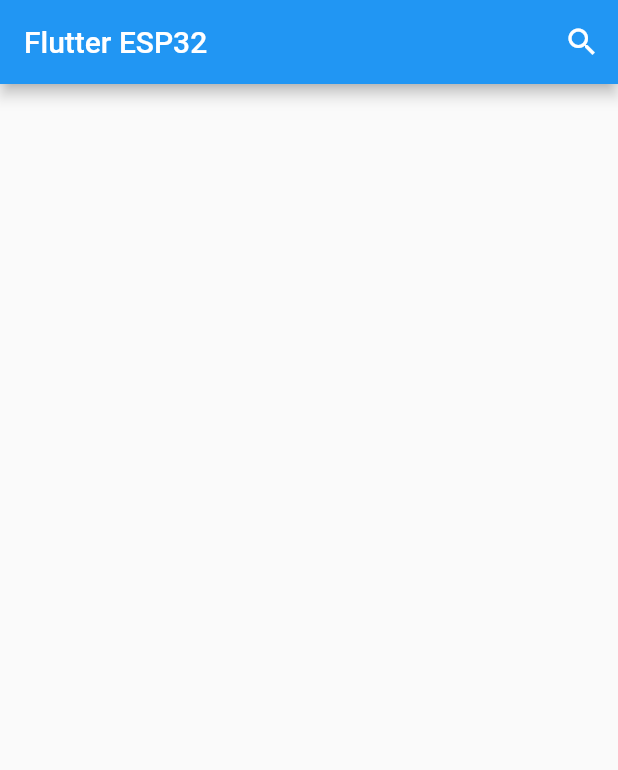
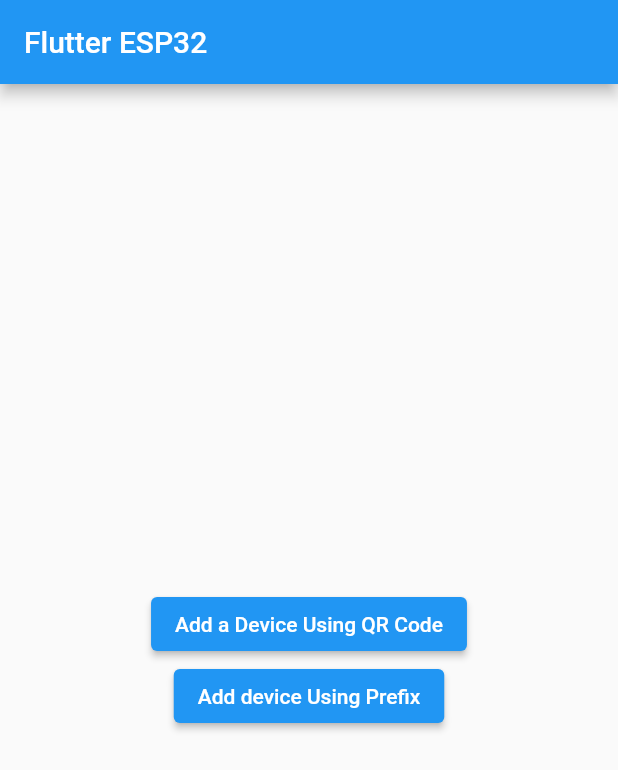
Before and after one commit to mornville/flutter-ble, a Flutter app: the screen it shows after launch, on a phone screen of 412 x 824 dp. Shown: the top 770 px of the screen. Run offline on Flutter 3.47's test engine with Material 2 defaults, Android fonts, the phone set to English and light mode, and no system bars; our stand-ins replace flutter_blue.

Commit message:
Now searches for devices using Prefix String provided by user

```diff
--- a/flutter_app/lib/main.dart
+++ b/flutter_app/lib/main.dart
@@ -7,7 +7,7 @@
 class MyApp extends StatelessWidget {
   @override
   Widget build(BuildContext context) => MaterialApp(
-    debugShowCheckedModeBanner: false,
+        debugShowCheckedModeBanner: false,
         title: 'Flutter ESP32',
         theme: ThemeData(
           primarySwatch: Colors.blue,
@@ -28,6 +28,7 @@
 }
 
 class _MyHomePageState extends State<MyHomePage> {
+  TextEditingController _prefixController = TextEditingController();
   bool searching = false;
   List<BluetoothService> _services;
   BluetoothState state;
@@ -42,15 +43,16 @@
 
   @override
   void initState() {
-    FlutterBlue.instance.state.listen((state){
-      if(state == BluetoothState.off){
+    FlutterBlue.instance.state.listen((state) {
+      if (state == BluetoothState.off) {
         setState(() {
           text = 'Turn on Bluetooth';
         });
-      }else{
+      } else {
         setState(() {
           text = '';
-        });      }
+        });
+      }
     });
     super.initState();
   }
@@ -62,38 +64,53 @@
     });
   }
 
-  void scan() {
+  void scan(String prefix) {
     setState(() {
       searching = true;
-      print('setting true');
     });
+
+    // Searches in already connected Devices
     widget.flutterBlue.connectedDevices
         .asStream()
         .listen((List<BluetoothDevice> devices) {
       for (BluetoothDevice device in devices) {
-        _addDeviceTolist(device);
+        if (device.name
+            .toString()
+            .toLowerCase()
+            .contains(prefix.toLowerCase())) {
+          _addDeviceTolist(device);
+        }
       }
     });
+
+    // Searches for other devices
     widget.flutterBlue.scanResults.listen((List<ScanResult> results) {
       for (ScanResult result in results) {
-        _addDeviceTolist(result.device);
+        if (result.device.name
+            .toString()
+            .toLowerCase()
+            .contains(prefix.toLowerCase())) {
+          _addDeviceTolist(result.device);
+          print(result.device);
+        }
       }
     });
     widget.flutterBlue.startScan();
   }
-  Widget _bluetoothOffScreen(){
-    return Center(
-      child: Container(
-        color: Colors.blue,
-        child: Center(
-          child:Icon(Icons.bluetooth_disabled_sharp, size:150.0, color: Colors.white,)
-        )),
-    );
-  }
+
+  // Widget _bluetoothOffScreen(){
+  //   return Center(
+  //     child: Container(
+  //       color: Colors.blue,
+  //       child: Center(
+  //         child:Icon(Icons.bluetooth_disabled_sharp, size:150.0, color: Colors.white,)
+  //       )),
+  //   );
+  // }
   ListView _buildListViewOfDevices() {
-    List<Padding> padding = [];
+    List<Padding> deviceTile = [];
     for (BluetoothDevice device in widget.devicesList) {
-      padding.add(
+      deviceTile.add(
         Padding(
           padding: EdgeInsets.all(8.0),
           child: ListTile(
@@ -129,8 +146,8 @@
                   Navigator.push(
                       context,
                       MaterialPageRoute(
-                        builder: (context) => DeviceConnect(
-                            device: device, services: _services),
+                        builder: (context) =>
+                            DeviceConnect(device: device, services: _services),
                       ));
                 });
               },
@@ -143,29 +160,78 @@
     return ListView(
       padding: const EdgeInsets.all(8),
       children: <Widget>[
-        ...padding,
+        ...deviceTile,
       ],
     );
   }
 
+  void selectConnectionMethod() {}
   @override
   Widget build(BuildContext context) => Scaffold(
         appBar: AppBar(
           title: Text(widget.title),
           actions: [
             !searching && text == ''
-                ?
-                      IconButton(
-                        icon: Icon(Icons.search),
-                        onPressed: scan,
+                ? Container()
+                : searching && text == ''
+                    ? IconButton(
+                        icon: Icon(Icons.cancel),
+                        onPressed: () {
+                          stop();
+                        },
                       )
-                   :searching && text == ''
-                ? IconButton(
-                    icon: Icon(Icons.cancel),
-                    onPressed: stop,
-                  ):Container()
+                    : Container()
           ],
         ),
-        body:text==''? _buildListViewOfDevices():_bluetoothOffScreen(),
+        body: searching
+            ? _buildListViewOfDevices()
+            : Center(
+                child: Column(
+                  mainAxisAlignment: MainAxisAlignment.center,
+                  children: [
+                    ElevatedButton(
+                        onPressed: selectConnectionMethod,
+                        child: Text('Add a Device Using QR Code')),
+                    ElevatedButton(
+                      child: Text('Add device Using Prefix',
+                          style: TextStyle(color: Colors.white)),
+                      onPressed: () async {
+                        await showDialog(
+                            context: context,
+                            builder: (BuildContext context) {
+                              return AlertDialog(
+                                title: Text("PREFIX"),
+                                content: Container(
+                                  height: 200,
+                                  child: Column(
+                                    children: <Widget>[
+                                      Expanded(
+                                        child: TextField(
+                                          controller: _prefixController,
+                                          decoration: InputDecoration(
+                                            labelText: 'Type Prefix Here...',
+                                          ),
+                                        ),
+                                      ),
+                                    ],
+                                  ),
+                                ),
+                                actions: <Widget>[
+                                  FlatButton(
+                                    child: Text("Search"),
+                                    onPressed: () {
+                                      Navigator.pop(context);
+                                      scan(_prefixController.value.text
+                                          .toString());
+                                    },
+                                  ),
+                                ],
+                              );
+                            });
+                      },
+                    ),
+                  ],
+                ),
+              ),
       );
 }
```
